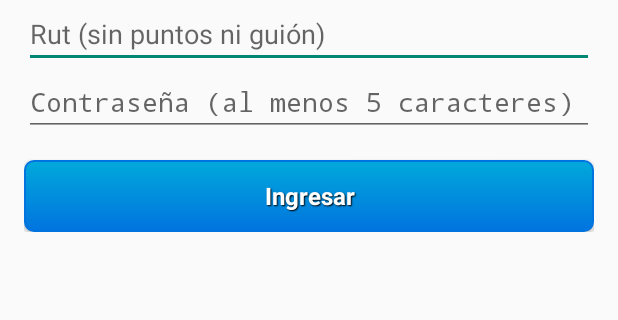
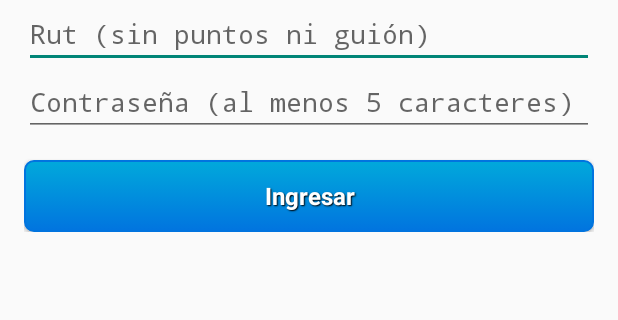
Before and after one commit to diego1982chile/app_custodia, an Android app: the screen it shows after launch (LoginActivity), on a phone screen of 412 x 824 dp, the part 388-708 px from its top. Run offline under Robolectric (Android 15) with nearby library versions, the phone set to English and light mode, and no system bars; 1 statement that could not run was skipped.

Commit message:
Se crea un CustomWidget para el rut

```diff
--- a/app/src/main/java/test3/ncxchile/cl/db/DbHelper.java
+++ b/app/src/main/java/test3/ncxchile/cl/db/DbHelper.java
@@ -3,27 +3,76 @@ package test3.ncxchile.cl.db;
 import android.app.Application;
 import android.database.sqlite.SQLiteDatabase;
 
+import java.io.BufferedReader;
+import java.io.FileReader;
+import java.io.IOException;
+
 import test3.ncxchile.cl.greenDAO.DaoMaster;
 import test3.ncxchile.cl.greenDAO.DaoSession;
+import test3.ncxchile.cl.greenDAO.Institucion;
+import test3.ncxchile.cl.greenDAO.User;
+import test3.ncxchile.cl.security.PasswordHelper;
 
 /**
  * Created by android-developer on 08-10-2014.
  */
 public class DbHelper extends Application{
     public DaoSession daoSession;
+    public DaoMaster daoMaster;
 
     @Override
     public void onCreate() {
+        System.out.println("SOY DB_HELPER Y ME CREARON");
         super.onCreate();
         setupDatabase();
+        daoSession = daoMaster.newSession();
+        PasswordHelper passwordHelper = new PasswordHelper();
+
+        // Poblar BD con datos de definicion
+        // Poblar usuarios con usuario maestro/prueba
+        ////////////////////////////////////
+        // Poblar usuarios con usuario maestro/prueba
+        User user = new User(new Long(1), 11111111, "1", passwordHelper.encriptarMD5base64("12345"), "Usuario", "de Prueba", "CMVRC");
+
+        daoSession.getUserDao().insertOrReplace(user);
+        ////////////////////////////////////
+        // Poblar instituciones
+        String fInstituciones = "instituciones.txt";
+        Institucion institucion;
+        BufferedReader br = null;
+        String thisLine = null;
+
+        try {
+            br = new BufferedReader(new FileReader(fInstituciones));
+            long id = 1;
+            while ((thisLine = br.readLine()) != null) {
+                institucion = new Institucion(id, thisLine.toString());
+                daoSession.getInstitucionDao().insertOrReplace(institucion);
+                ++id;
+            }
+        } catch (IOException ioe) {
+            ioe.printStackTrace();
+        } finally {                       // always close the file
+            if (br != null) try {
+                br.close();
+            } catch (IOException ioe2) {
+                // just ignore it
+            }
+        }
+        ///////////////////////////////////////////////////////
     }
 
+
+
     private void setupDatabase() {
+        System.out.println("SOY DB_HELPER Y ME HICIERON SETUPDATABASE");
         DaoMaster.DevOpenHelper helper = new DaoMaster.DevOpenHelper(this, "cmvrc_android", null);
         SQLiteDatabase db = helper.getWritableDatabase();
+        //DaoMaster.createAllTables(db,true);
         DaoMaster daoMaster = new DaoMaster(db);
         daoSession = daoMaster.newSession();
     }
+
 
     public DaoSession getDaoSession() {
         return daoSession;
--- a/app/src/main/java/test3/ncxchile/cl/greenDAO/DaoMaster.java
+++ b/app/src/main/java/test3/ncxchile/cl/greenDAO/DaoMaster.java
@@ -85,6 +85,8 @@ public class DaoMaster extends AbstractDaoMaster {
         @Override
         public void onCreate(SQLiteDatabase db) {
             Log.i("greenDAO", "Creating tables for schema version " + SCHEMA_VERSION);
+            System.out.println("SOY ONCREATE Y ME LLAMARON");
+            System.out.println("VOY A CREAR TODAS LAS TABLAS");
             createAllTables(db, false);
         }
     }
@@ -97,6 +99,7 @@ public class DaoMaster extends AbstractDaoMaster {
 
         @Override
         public void onUpgrade(SQLiteDatabase db, int oldVersion, int newVersion) {
+            System.out.println("SOY ONUPGRADE Y ME LLAMARON");
             Log.i("greenDAO", "Upgrading schema from version " + oldVersion + " to " + newVersion + " by dropping all tables");
             dropAllTables(db, true);
             onCreate(db);
--- a/app/src/main/java/test3/ncxchile/cl/login/LoginActivity.java
+++ b/app/src/main/java/test3/ncxchile/cl/login/LoginActivity.java
@@ -44,6 +44,7 @@ import test3.ncxchile.cl.greenDAO.UserDao;
 import test3.ncxchile.cl.home.HomeActivity;
 import test3.ncxchile.cl.session.SessionManager;
 import test3.ncxchile.cl.widgets.ErrorDialog;
+import test3.ncxchile.cl.widgets.RutTextView;
 
 /**
  * A login screen that offers login via email/password.
@@ -57,7 +58,7 @@ public class LoginActivity extends Activity implements LoaderCallbacks<Cursor>{
     private UserLogin mAuthTask = null;
 
     // UI references.
-    private EditText mEmailView;
+    private RutTextView mEmailView;
     private EditText mPasswordView;
     private View mProgressView;
     private View mLoginFormView;
@@ -71,86 +72,9 @@ public class LoginActivity extends Activity implements LoaderCallbacks<Cursor>{
         super.onCreate(savedInstanceState);
         setContentView(R.layout.activity_login);
 
-        // Set up the login form.
-        mEmailView = (AutoCompleteTextView) findViewById(R.id.email);
-        populateAutoComplete();
-
-        final Drawable successIcon = getResources().getDrawable(R.drawable.green_circle_check);
-        successIcon.setBounds(new Rect(0, 0, 20, 20));
-
-        View.OnFocusChangeListener fieldValidatorText = new View.OnFocusChangeListener() {
-            @Override
-            public void onFocusChange(View view, boolean b) {
-                String s= mEmailView.getText().toString();
-                if(!b)
-                {
-                    if(!Validator.isRutValid(s))
-                        mEmailView.setError(getString(R.string.error_invalid_email));
-                    else
-                        mEmailView.setError(getString(R.string.prompt_valid_rut), successIcon);
-                }
-                else
-                {
-                    if(s.length()==9 || s.length()==8) {
-                        if (Validator.isRutValid(s))
-                            mEmailView.setError(getString(R.string.prompt_valid_rut), successIcon);
-                    }
-                }
-            }
-        };
-
-        TextWatcher fieldValidatorTextWatcher = new TextWatcher() {
-
-            private CharSequence mText;
-
-            @Override
-            public void onTextChanged(CharSequence s, int start, int before, int count) {}
-
-            @Override
-            public void beforeTextChanged(CharSequence s, int start, int count, int after) {}
-
-            @Override
-            public void afterTextChanged(Editable s) {
-                if (!Validator.isCurrentFormatValid(s))
-                {
-                    System.out.println("Rut actual="+s+" no es valido");
-                    mEmailView.setError(getString(R.string.error_invalid_email));
-                }
-                if(s.length()==9 || s.length()==8) {
-                    if (Validator.isRutValid(s)) {
-                        mEmailView.setError(getString(R.string.prompt_valid_rut), successIcon);
-                        mPasswordView.requestFocus();
-                    }
-                }
-                if(s.length()==9) {
-                    if (!Validator.isRutValid(s)) {
-                        mEmailView.setError(getString(R.string.error_invalid_email));
-                    }
-                }
-            }
-        };
-
-        mEmailView.setOnFocusChangeListener(fieldValidatorText);
-        mEmailView.addTextChangedListener(fieldValidatorTextWatcher);
-
+        mEmailView= (RutTextView) findViewById(R.id.email);
         mPasswordView = (EditText) findViewById(R.id.password);
 
-        /*
-        mPasswordView.setOnEditorActionListener(new TextView.OnEditorActionListener() {
-            @Override
-            public boolean onEditorAction(TextView textView, int id, KeyEvent keyEvent) {
-                if (id == R.id.login || id == EditorInfo.IME_NULL) {
-                    try {
-                        attemptLogin();
-                    } catch (NoSuchAlgorithmException e) {
-                        e.printStackTrace();
-                    }
-                    return true;
-                }
-                return false;
-            }
-        });
-        */
         Button mEmailSignInButton = (Button) findViewById(R.id.email_sign_in_button);
 
         mEmailSignInButton.setOnClickListener(new OnClickListener() {
@@ -166,10 +90,6 @@ public class LoginActivity extends Activity implements LoaderCallbacks<Cursor>{
 
         mLoginFormView = findViewById(R.id.login_form);
         mProgressView = findViewById(R.id.login_progress);
-    }
-
-    private void populateAutoComplete() {
-        getLoaderManager().initLoader(0, null, this);
     }
 
     /**
--- a/app/src/main/java/test3/ncxchile/cl/login/Validator.java
+++ b/app/src/main/java/test3/ncxchile/cl/login/Validator.java
@@ -14,7 +14,7 @@ public abstract class Validator {
         return sFinalPattern.matcher(s).matches();
     }
 
-    protected static boolean isCurrentFormatValid(CharSequence s) {
+    public static boolean isCurrentFormatValid(CharSequence s) {
         return sCurrentPattern.matcher(s).matches();
     }
 
@@ -26,7 +26,7 @@ public abstract class Validator {
         return dv == (char) (s != 0 ? s + 47 : 75);
     }
 
-    protected static boolean isRutValid(CharSequence s) {
+    public static boolean isRutValid(CharSequence s) {
 
         // Validar formato
 
--- /dev/null
+++ b/app/src/main/java/test3/ncxchile/cl/widgets/RutTextView.java
@@ -0,0 +1,125 @@
+package test3.ncxchile.cl.widgets;
+
+import android.content.Context;
+import android.content.res.TypedArray;
+import android.graphics.Canvas;
+import android.graphics.Color;
+import android.graphics.Paint;
+import android.graphics.Rect;
+import android.graphics.Typeface;
+import android.graphics.drawable.Drawable;
+import android.graphics.drawable.ShapeDrawable;
+import android.graphics.drawable.shapes.RectShape;
+import android.text.Editable;
+import android.text.TextWatcher;
+import android.util.AttributeSet;
+import android.view.View;
+import android.widget.AutoCompleteTextView;
+import android.widget.EditText;
+import android.widget.TextView;
+
+import test3.ncxchile.cl.login.R;
+import test3.ncxchile.cl.login.Validator;
+
+/**
+ * Created by android-developer on 13-10-2014.
+ */
+public class RutTextView extends EditText {
+
+    //Context context;
+    private Paint pincel;
+    private Drawable successIcon;
+    /*
+    public RutTextView(final Context context){
+        super(context);
+        //this.context=context;
+        //Typeface face=Typeface.createFromAsset(context.getAssets(), "Helvetica_Neue.ttf");
+        //this.setTypeface(face);
+        init(context);
+    }
+    */
+    public RutTextView(Context context, AttributeSet attrs) {
+        super(context, attrs);
+        pincel = new Paint();
+        pincel.setColor(Color.BLACK);
+        pincel.setTextAlign(Paint.Align.LEFT);
+        //pincel.setTextSize(28);
+        //Typeface face=Typeface.createFromAsset(context.getAssets(), "Helvetica_Neue.ttf");
+        //this.setTypeface(face);
+        init(context);
+    }
+    /*
+    public RutTextView(Context context, AttributeSet attrs, int defStyle) {
+        super(context, attrs, defStyle);
+        init(context);
+    }
+    */
+
+    public void init(final Context context){
+        successIcon = getResources().getDrawable(R.drawable.green_circle_check);
+        successIcon.setBounds(new Rect(0, 0, 20, 20));
+
+        View.OnFocusChangeListener fieldValidatorText = new View.OnFocusChangeListener() {
+            @Override
+            public void onFocusChange(View view, boolean b) {
+                String s= getText().toString();
+                if(!b)
+                {
+                    if(!Validator.isRutValid(s))
+                        setError(context.getString(R.string.error_invalid_email));
+                    else
+                        setError(context.getString(R.string.prompt_valid_rut), successIcon);
+                }
+                else
+                {
+                    if(s.length()==9) {
+                        if (Validator.isRutValid(s))
+                            setError(context.getString(R.string.prompt_valid_rut), successIcon);
+                    }
+                }
+            }
+        };
+
+        TextWatcher fieldValidatorTextWatcher = new TextWatcher() {
+
+            @Override
+            public void onTextChanged(CharSequence s, int start, int before, int count) {}
+
+            @Override
+            public void beforeTextChanged(CharSequence s, int start, int count, int after) {}
+
+            @Override
+            public void afterTextChanged(Editable s) {
+                if (!Validator.isCurrentFormatValid(s))
+                {
+                    System.out.println("Rut actual="+s+" no es valido");
+                    setError(context.getString(R.string.error_invalid_email));
+                }
+                if(s.length()==9) {
+                    if (Validator.isRutValid(s)) {
+                        setError(context.getString(R.string.prompt_valid_rut), successIcon);
+                        focusSearch(FOCUS_DOWN).requestFocus();
+                    }
+                }
+                if(s.length()==9) {
+                    if (!Validator.isRutValid(s)) {
+                        setError(context.getString(R.string.error_invalid_email));
+                    }
+                }
+            }
+        };
+        setOnFocusChangeListener(fieldValidatorText);
+        addTextChangedListener(fieldValidatorTextWatcher);
+    }
+
+    @Override
+    protected void onDraw(Canvas canvas) {
+        super.onDraw(canvas);
+        //Rect rect = new Rect();
+
+        //int lineaBase = getLineBounds(0, rect);
+        //canvas.drawLine(rect.left, lineaBase + 2, rect.right, lineaBase + 2, pincel);
+        //canvas.drawText("" + (1), getWidth() - 2, lineaBase, pincel);
+
+    }
+}
--- a/app/src/main/res/layout/activity_login.xml
+++ b/app/src/main/res/layout/activity_login.xml
@@ -41,17 +41,25 @@
                     android:gravity="center"
                     android:layout_gravity="center" />
 
-                <AutoCompleteTextView
+                <!--test3.ncxchile.cl.widgets.RutTextView
                     android:id="@+id/email"
-                    android:layout_width="match_parent"
+                    android:layout_width="100dp"
+                    android:layout_height="30dp"
+                    android:layout_gravity="center"
+                    android:hint="@string/prompt_email"
+                    android:maxLines="1"
+                    android:maxLength="9"
+                    android:singleLine="true" /-->
+                <test3.ncxchile.cl.widgets.RutTextView
+                    android:id="@+id/email"
+                    android:layout_width="fill_parent"
                     android:layout_height="wrap_content"
                     android:layout_gravity="center"
                     android:hint="@string/prompt_email"
-                    android:inputType="textAutoComplete"
                     android:maxLines="1"
                     android:maxLength="9"
-                    android:singleLine="true"/>
-
+                    android:singleLine="true"
+                    android:typeface="monospace" />
                 <EditText
                     android:id="@+id/password"
                     android:layout_width="match_parent"
```
Also changed, not shown: app/src/main/java/test3/ncxchile/cl/login/UserLogin.java (+0 -10 lines), app/src/main/java/test3/ncxchile/cl/widgets/RequiredTextView.java (added, +7 -0 lines), 1 other file.
